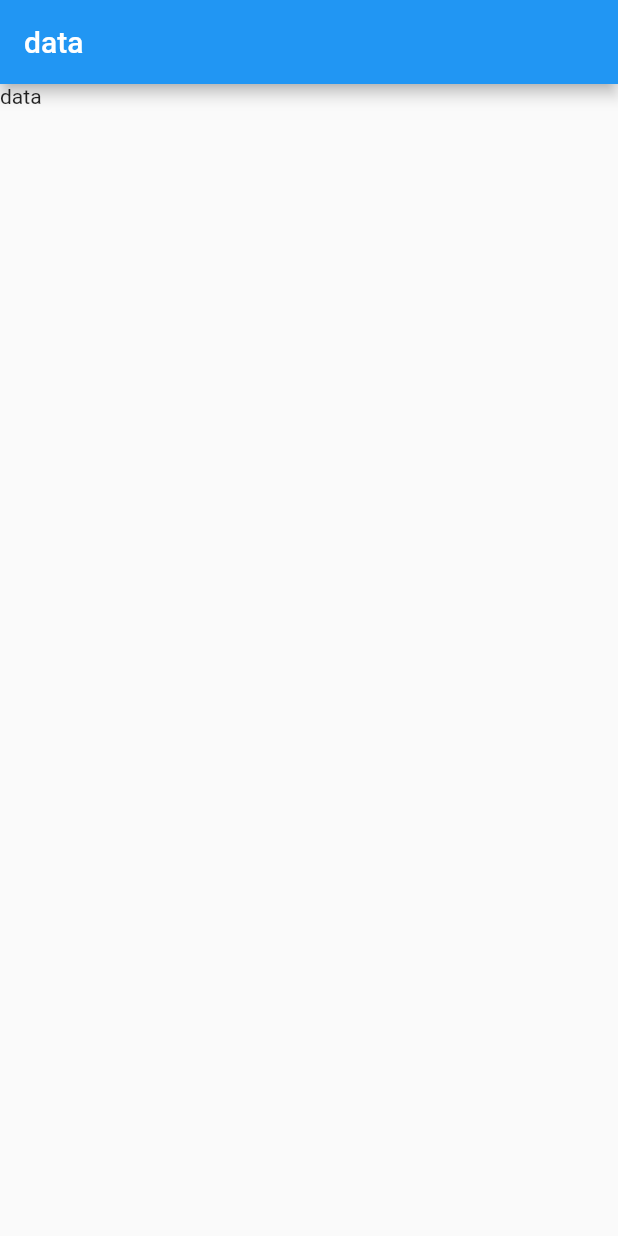
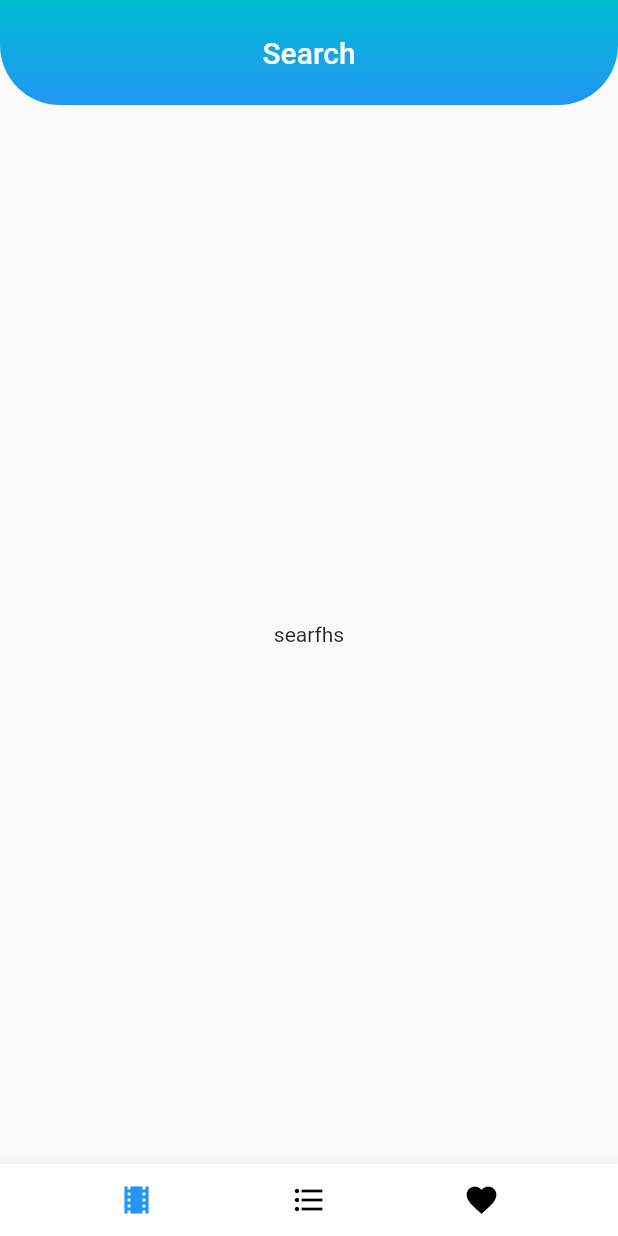
Before and after one commit to Beyes-Bilisim/Turkcell_isaret_dilim, a Flutter app: the screen it shows after launch, on a phone screen of 412 x 824 dp. Run offline on Flutter 3.47's test engine with Material 2 defaults, Android fonts, the phone set to English and light mode, and no system bars; our stand-ins replace splashscreen.

Commit message:
Switching between pages

```diff
--- a/lib/main.dart
+++ b/lib/main.dart
@@ -1,24 +1,26 @@
 import 'package:flutter/material.dart';
+import 'package:movie_manager/pages/FavoritesPage.dart';
+import 'package:movie_manager/pages/SearchPage.dart';
+import 'package:movie_manager/pages/WatchListPage.dart';
+import 'package:movie_manager/widgets/TabBar.dart';
 import 'package:splashscreen/splashscreen.dart';
 
 void main() {
   runApp(new MaterialApp(
-    debugShowCheckedModeBanner: false,
-    home: WelcomeScreen()
-  ));
+      debugShowCheckedModeBanner: false, home: WelcomeScreen()));
 }
 
 class WelcomeScreen extends StatelessWidget {
-  const WelcomeScreen({ Key? key }) : super(key: key);
+  const WelcomeScreen({Key? key}) : super(key: key);
 
   @override
   Widget build(BuildContext context) {
     return SplashScreen(
       seconds: 3,
       navigateAfterSeconds: MyApp(),
-      title:  Text(
+      title: Text(
         'Welcome',
-        style:  TextStyle(fontWeight: FontWeight.w800, fontSize: 20.0),
+        style: TextStyle(fontWeight: FontWeight.w800, fontSize: 20.0),
       ),
       backgroundColor: Colors.white,
       loaderColor: Colors.red,
@@ -27,7 +29,7 @@ class WelcomeScreen extends StatelessWidget {
 }
 
 class MyApp extends StatefulWidget {
-  const MyApp({ Key? key }) : super(key: key);
+  const MyApp({Key? key}) : super(key: key);
 
   @override
   _MyAppState createState() => _MyAppState();
@@ -38,19 +40,36 @@ class _MyAppState extends State<MyApp> {
   Widget build(BuildContext context) {
     return MaterialApp(
       debugShowCheckedModeBanner: false,
-      home: Scaffold(
-        appBar: AppBar(
-          title: Text('data')
-        ),
-        body: Container(
-          child: Column(
+      home: HomePage(),
+    );
+  }
+}
 
-            children: [
-              Text("data")
-            ],
-          ),
-        ),
+class HomePage extends StatefulWidget {
+  const HomePage({Key? key}) : super(key: key);
+
+  @override
+  _HomePageState createState() => _HomePageState();
+}
+
+class _HomePageState extends State<HomePage> {
+  int index = 0;
+  final pages = [SearchPage(), WatchListPage(), FavoritesPage()];
+  @override
+  Widget build(BuildContext context) {
+    return Scaffold(
+      body: pages[index],
+      extendBodyBehindAppBar: true,
+      bottomNavigationBar: TabBarWidget(
+        index: index,
+        onChangeTab: onChangeTab,
       ),
     );
   }
+
+  void onChangeTab(int value) {
+    setState(() {
+      this.index = value;
+    });
+  }
 }
--- /dev/null
+++ b/lib/pages/SearchPage.dart
@@ -0,0 +1,34 @@
+import 'package:flutter/material.dart';
+
+class SearchPage extends StatefulWidget {
+  const SearchPage({Key? key}) : super(key: key);
+
+  @override
+  _SearchPageState createState() => _SearchPageState();
+}
+
+class _SearchPageState extends State<SearchPage> {
+  @override
+  Widget build(BuildContext context) {
+    return Scaffold(
+      appBar: AppBar(
+          backgroundColor: Colors.transparent,
+          elevation: 0.0,
+          toolbarHeight: 70,
+          centerTitle: true,
+          title: Text('Search'),
+          flexibleSpace: Container(
+            decoration: BoxDecoration(
+                borderRadius: BorderRadius.only(
+                    bottomLeft: Radius.circular(40),
+                    bottomRight: Radius.circular(40)),
+                gradient: LinearGradient(
+                    colors: [Colors.blue, Colors.cyan],
+                    begin: Alignment.bottomCenter,
+                    end: Alignment.topCenter)),
+          ),
+        ),
+      body: Center(child: Text("searfhs")),
+    );
+  }
+}
--- /dev/null
+++ b/lib/widgets/TabBar.dart
@@ -0,0 +1,35 @@
+import 'package:flutter/material.dart';
+
+class TabBarWidget extends StatefulWidget {
+  final int index;
+  final ValueChanged<int> onChangeTab;
+  const TabBarWidget({Key? key, required this.index, required this.onChangeTab})
+      : super(key: key);
+
+  @override
+  _TabBarWidgetState createState() => _TabBarWidgetState();
+}
+
+class _TabBarWidgetState extends State<TabBarWidget> {
+  @override
+  Widget build(BuildContext context) {
+    return BottomAppBar(
+      child: Row(
+        mainAxisAlignment: MainAxisAlignment.spaceEvenly,
+        children: [
+          BuildTabItem(index: 0, icon: Icon(Icons.local_movies_sharp)),
+          BuildTabItem(index: 1, icon: Icon(Icons.format_list_bulleted)),
+          BuildTabItem(index: 2, icon: Icon(Icons.favorite)),
+        ],
+      ),
+    );
+  }
+
+  Widget BuildTabItem({required int index, required Icon icon}) {
+    final isSelected = index == widget.index;
+    return IconTheme(
+        data: IconThemeData(color: isSelected ? Colors.blue : Colors.black),
+        child:
+            IconButton(onPressed: () => widget.onChangeTab(index), icon: icon));
+  }
+}
--- a/pubspec.yaml
+++ b/pubspec.yaml
@@ -24,6 +24,7 @@ dependencies:
   flutter:
     sdk: flutter
   splashscreen: ^1.3.5
+  http: any
 
 
   # The following adds the Cupertino Icons font to your application.
```
Also changed, not shown: lib/pages/FavoritesPage.dart (added, +34 -0 lines), lib/pages/WatchListPage.dart (added, +34 -0 lines), pubspec.lock.
